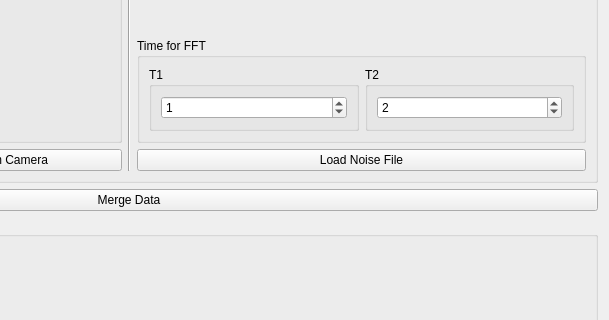
First picture: the form in src/views/MergeDataWidget.ui, repository frmeu9/projet_fin_etude, before the edit; both pictures show x 351 to 960 and y 224 to 544 of the 960 by 848 pixel window.
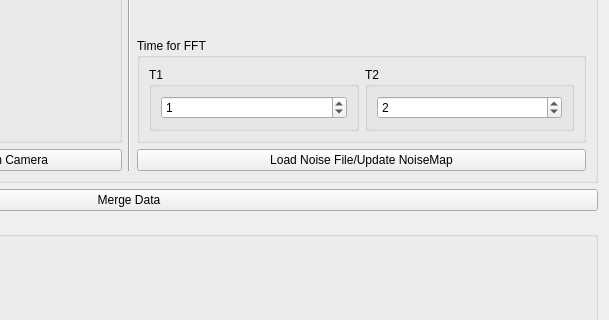
Second picture: the form after the edit.

What changed in the file:
```diff
--- a/src/views/MergeDataWidget.ui
+++ b/src/views/MergeDataWidget.ui
@@ -200,7 +200,7 @@
              </sizepolicy>
             </property>
             <property name="text">
-             <string>Load Noise File</string>
+             <string>Load Noise File/Update NoiseMap</string>
             </property>
            </widget>
           </item>
```
